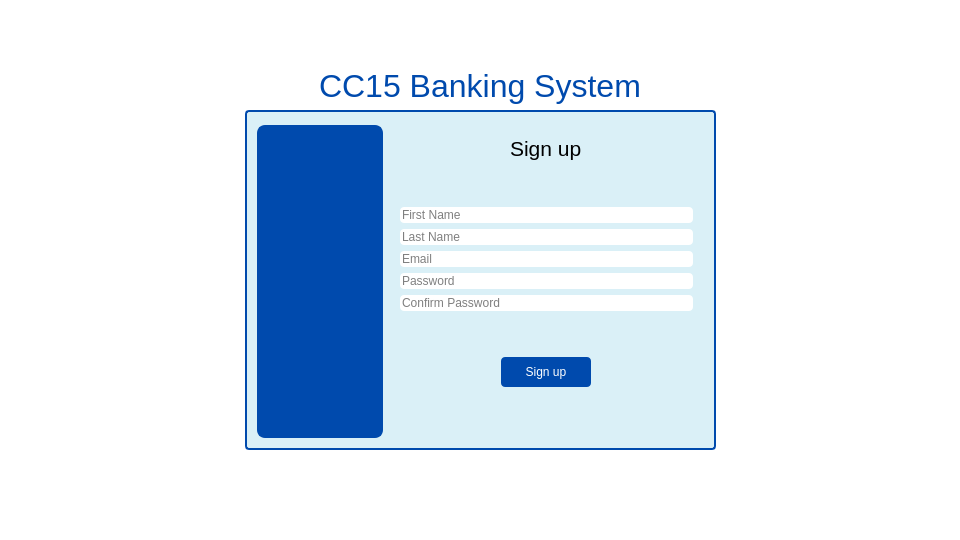
The window that resources/ui-files/signup_resized.ui (Errol-Anthony-Jano/CC15-Final-Project) describes before a commit, drawn with Qt 5.
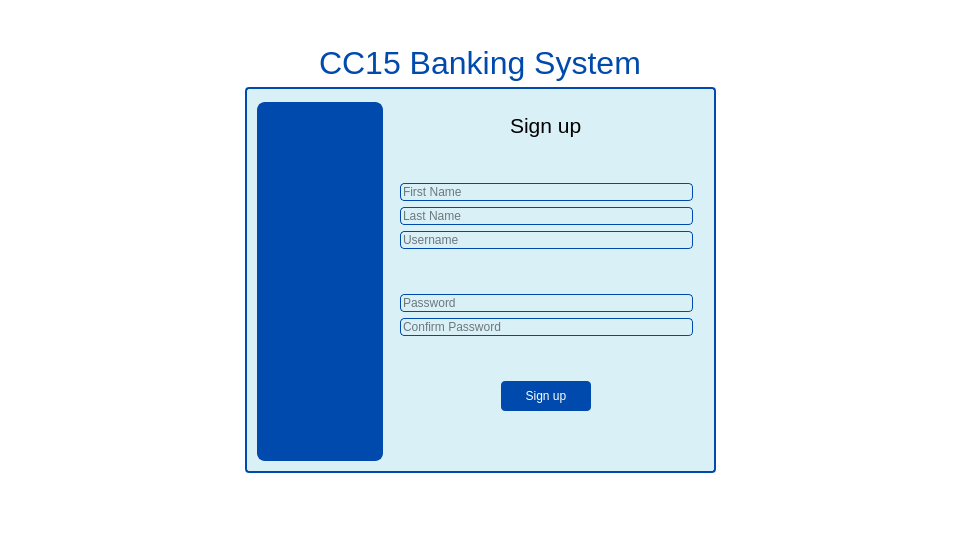
The same window after the commit.

Commit message: Changed echo of password fields to password style echo; minor adjustments to appearance

```diff
--- a/resources/ui-files/signup_resized.ui
+++ b/resources/ui-files/signup_resized.ui
@@ -91,7 +91,7 @@
            <property name="title">
             <string/>
            </property>
-           <layout class="QVBoxLayout" name="verticalLayout" stretch="0,0,1,1,1,1,0,0,0,0">
+           <layout class="QVBoxLayout" name="verticalLayout" stretch="0,0,1,1,1,0,1,0,0,0,0">
             <item alignment="Qt::AlignHCenter|Qt::AlignVCenter">
              <widget class="QLabel" name="label">
               <property name="maximumSize">
@@ -126,7 +126,8 @@
             <item>
              <widget class="QLineEdit" name="lineEdit">
               <property name="styleSheet">
-               <string notr="true">background: white;</string>
+               <string notr="true">border: 1px solid #004aad;
+background: #daf0f7;</string>
               </property>
               <property name="placeholderText">
                <string>First Name</string>
@@ -136,7 +137,8 @@
             <item>
              <widget class="QLineEdit" name="lineEdit_2">
               <property name="styleSheet">
-               <string notr="true">background: white;</string>
+               <string notr="true">border: 1px solid #004aad;
+background: #daf0f7;</string>
               </property>
               <property name="placeholderText">
                <string>Last Name</string>
@@ -146,17 +148,35 @@
             <item>
              <widget class="QLineEdit" name="lineEdit_3">
               <property name="styleSheet">
-               <string notr="true">background: white;</string>
+               <string notr="true">border: 1px solid #004aad;
+background: #daf0f7;</string>
               </property>
               <property name="placeholderText">
-               <string>Email</string>
+               <string>Username</string>
               </property>
              </widget>
             </item>
             <item>
-             <widget class="QLineEdit" name="lineEdit_4">
+             <spacer name="verticalSpacer_6">
+              <property name="orientation">
+               <enum>Qt::Vertical</enum>
+              </property>
+              <property name="sizeHint" stdset="0">
+               <size>
+                <width>20</width>
+                <height>40</height>
+               </size>
+              </property>
+             </spacer>
+            </item>
+            <item>
+             <widget class="QLineEdit" name="password_field">
               <property name="styleSheet">
-               <string notr="true">background: white;</string>
+               <string notr="true">border: 1px solid #004aad;
+background: #daf0f7;</string>
+              </property>
+              <property name="echoMode">
+               <enum>QLineEdit::Password</enum>
               </property>
               <property name="placeholderText">
                <string>Password</string>
@@ -166,7 +186,11 @@
             <item>
              <widget class="QLineEdit" name="lineEdit_5">
               <property name="styleSheet">
-               <string notr="true">background: white;</string>
+               <string notr="true">border: 1px solid #004aad;
+background: #daf0f7;</string>
+              </property>
+              <property name="echoMode">
+               <enum>QLineEdit::Password</enum>
               </property>
               <property name="placeholderText">
                <string>Confirm Password</string>
@@ -195,9 +219,15 @@
                </size>
               </property>
               <property name="styleSheet">
-               <string notr="true">background: #004aad;
+               <string notr="true">QPushButton{
+background: #004aad;
 color: #ffffff;
-border-radius: 4px;</string>
+border-radius: 4px;
+}
+
+QPushButton:hover{
+background: #69a9ff;
+}</string>
               </property>
               <property name="text">
                <string>Sign up</string>
```
Left out of the diff: 8 changed lines with no effect on the pictures.
